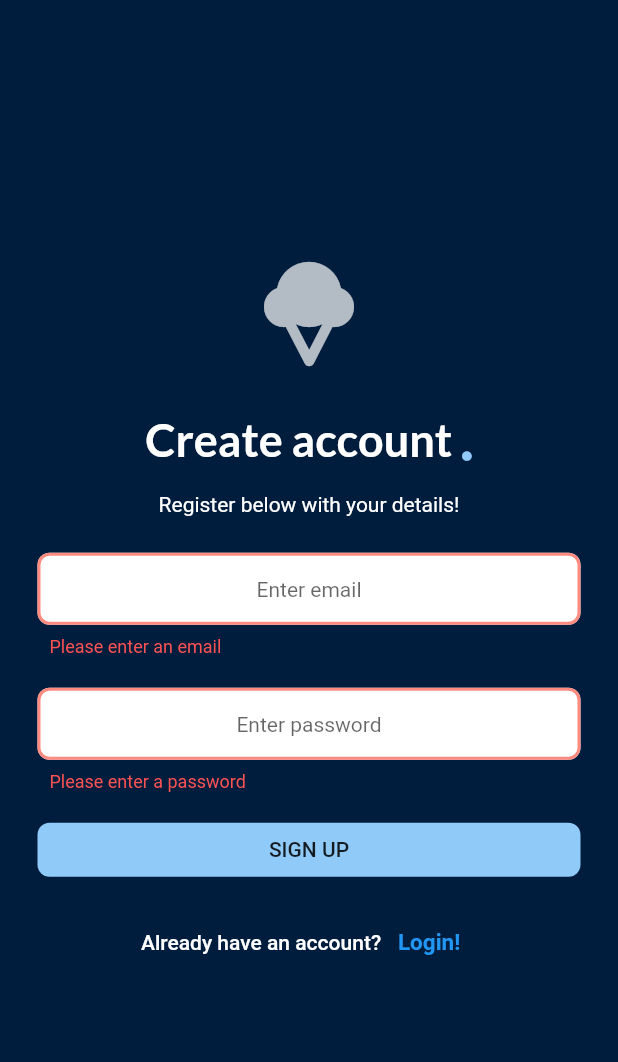
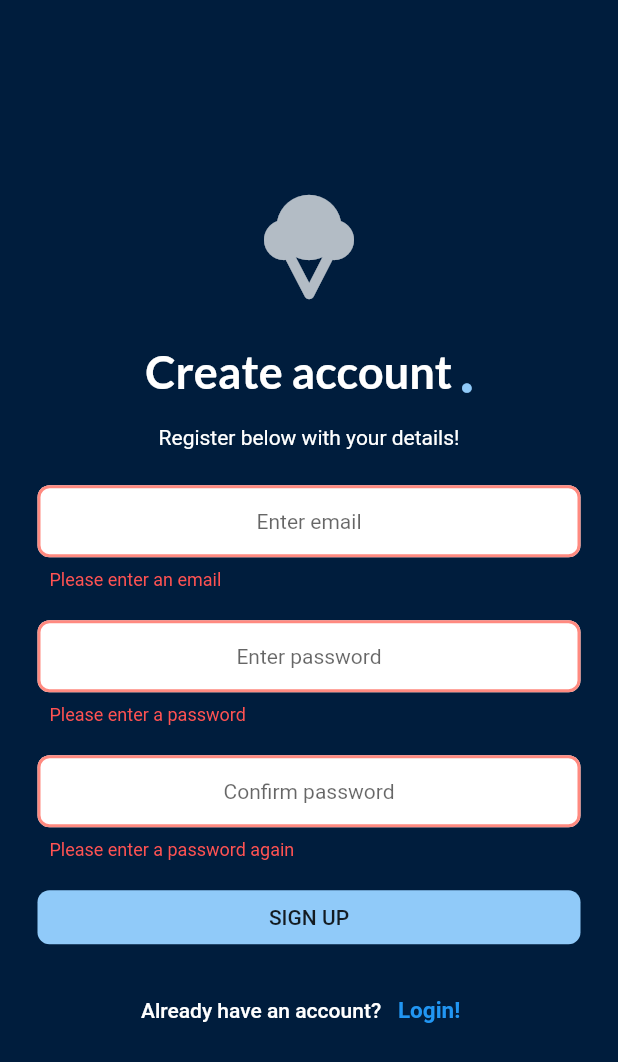
Before and after one commit to Sureka26/Flutter-Firebase-App, a Flutter app: the SignUp screen opened directly with empty values, after a tap on "SIGN UP", on a phone screen of 412 x 824 dp. Shown: the top 1062 px of the screen. Run offline on Flutter 3.47's test engine with Material 2 defaults, Android fonts, the phone set to English and light mode, and no system bars; our stand-ins replace firebase_auth, firebase_core, flutter_spinkit; accounts and stored records are empty.

Commit message:
Done: confirm pwd

```diff
--- a/lib/src/authentication/screens/sign_up.dart
+++ b/lib/src/authentication/screens/sign_up.dart
@@ -17,11 +17,14 @@ class _SignUpState extends State<SignUp> {
   final _passwordController = TextEditingController();
   bool _isLoading = false;
   final _formKey = GlobalKey<FormState>();
+  final _confirmPassword = TextEditingController();
 
   void signUpUser() async {
+    if (passwordConfirmed()) {
       setState(() {
         _isLoading = true;
       });
+
       User? user = await AuthFirebase.createUser(
         email: _emailController.text.trim(),
         password: _passwordController.text.trim(),
@@ -29,15 +32,26 @@ class _SignUpState extends State<SignUp> {
       if (user == null) {
         showAuthErrorDialog(context);
       }
+
       setState(() {
         _isLoading = false;
       });
+    }
+  }
+
+  bool passwordConfirmed() {
+    if (_passwordController.text == _confirmPassword.text) {
+      return true;
+    } else {
+      return showAuthErrorDialog(context);
+    }
   }
 
   @override
   void dispose() {
     _emailController.dispose();
     _passwordController.dispose();
+    _confirmPassword.dispose();
     super.dispose();
   }
 
@@ -147,6 +161,7 @@ class _SignUpState extends State<SignUp> {
                             height: 20.0,
                           ),
                           TextFormField(
+                            obscureText: true,
                             validator: (value) {
                               if (value!.isEmpty) {
                                 return 'Please enter a password';
@@ -164,6 +179,46 @@ class _SignUpState extends State<SignUp> {
                                   TextStyle(color: Colors.redAccent.shade200),
                               contentPadding: const EdgeInsets.all(8.0),
                               hintText: 'Enter password',
+                              hintStyle: const TextStyle(fontSize: 14.0),
+                              fillColor: Colors.white,
+                              filled: true,
+                              enabledBorder: OutlineInputBorder(
+                                borderRadius: BorderRadius.circular(8.0),
+                              ),
+                              focusedBorder: OutlineInputBorder(
+                                borderRadius: BorderRadius.circular(8.0),
+                              ),
+                              errorBorder: OutlineInputBorder(
+                                borderRadius: BorderRadius.circular(8.0),
+                                borderSide: BorderSide(
+                                  color: Colors.redAccent.shade100,
+                                  width: 2.0,
+                                ),
+                              ),
+                            ),
+                          ),
+                          const SizedBox(
+                            height: 20.0,
+                          ),
+                          TextFormField(
+                            obscureText: true,
+                            validator: (value) {
+                              if (value!.isEmpty) {
+                                return 'Please enter a password again';
+                              } else if (value.length < 6) {
+                                return 'Password enter a correct password';
+                              } else {
+                                print('password validated - is Not empty');
+                              }
+                              return null;
+                            },
+                            controller: _confirmPassword,
+                            textAlign: TextAlign.center,
+                            decoration: InputDecoration(
+                              errorStyle:
+                                  TextStyle(color: Colors.redAccent.shade200),
+                              contentPadding: const EdgeInsets.all(8.0),
+                              hintText: 'Confirm password',
                               hintStyle: const TextStyle(fontSize: 14.0),
                               fillColor: Colors.white,
                               filled: true,
--- a/pubspec.yaml
+++ b/pubspec.yaml
@@ -62,7 +62,7 @@ flutter:
 
   # To add assets to your application, add an assets section, like this:
   assets:
-    - assets/images/
+    - assets/
   #   - images/a_dot_ham.jpeg
 
   # An image asset can refer to one or more resolution-specific "variants", see
```
Also changed, not shown: pubspec.lock, 2 other files. Lines whose indentation alone changed are shown as unchanged.
